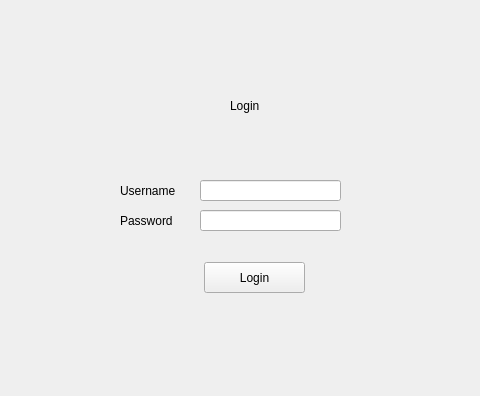
This is Login.ui in AliZaiN-157/DataLogger as Qt 5 draws it before an edit; both pictures show x 130 to 610 and y 0 to 396 of the 800 by 600 pixel window. The edited form follows.
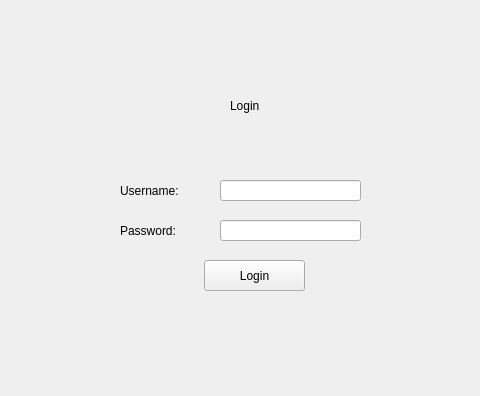
This is the edited form. Icons and pictures are not drawn.

Diff of the .ui file:
```diff
--- a/Login.ui
+++ b/Login.ui
@@ -65,7 +65,7 @@
         <rect>
          <x>10</x>
          <y>20</y>
-         <width>61</width>
+         <width>81</width>
          <height>21</height>
         </rect>
        </property>
@@ -73,13 +73,13 @@
         <string notr="true">font: 10pt &quot;MS Shell Dlg 2&quot;;</string>
        </property>
        <property name="text">
-        <string>Username</string>
+        <string>Username:</string>
        </property>
       </widget>
       <widget class="QLineEdit" name="username">
        <property name="geometry">
         <rect>
-         <x>90</x>
+         <x>110</x>
          <y>20</y>
          <width>141</width>
          <height>21</height>
@@ -100,8 +100,8 @@
        <property name="geometry">
         <rect>
          <x>10</x>
-         <y>0</y>
-         <width>61</width>
+         <y>10</y>
+         <width>81</width>
          <height>21</height>
         </rect>
        </property>
@@ -109,14 +109,14 @@
         <string notr="true">font: 10pt &quot;MS Shell Dlg 2&quot;;</string>
        </property>
        <property name="text">
-        <string>Password</string>
+        <string>Password:</string>
        </property>
       </widget>
       <widget class="QLineEdit" name="password">
        <property name="geometry">
         <rect>
-         <x>90</x>
-         <y>0</y>
+         <x>110</x>
+         <y>10</y>
          <width>141</width>
          <height>21</height>
         </rect>
@@ -137,7 +137,7 @@
       <property name="geometry">
        <rect>
         <x>104</x>
-        <y>2</y>
+        <y>0</y>
         <width>101</width>
         <height>31</height>
        </rect>
```
Left out of the diff: 4 changed lines with no effect on the pictures.
